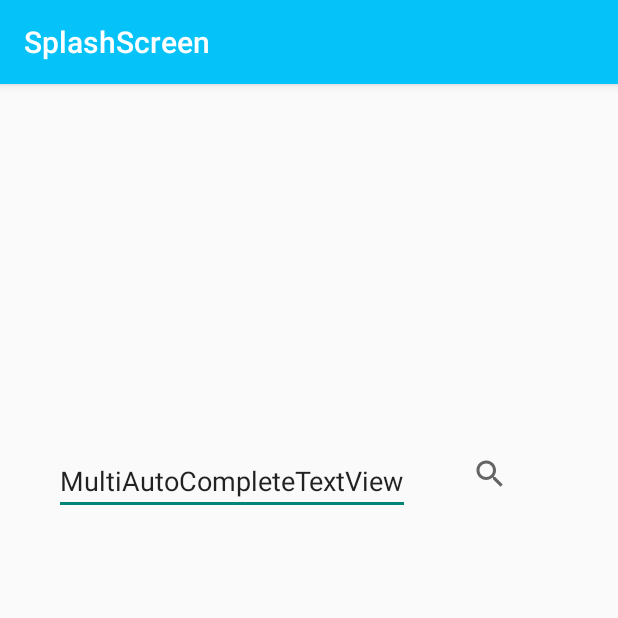
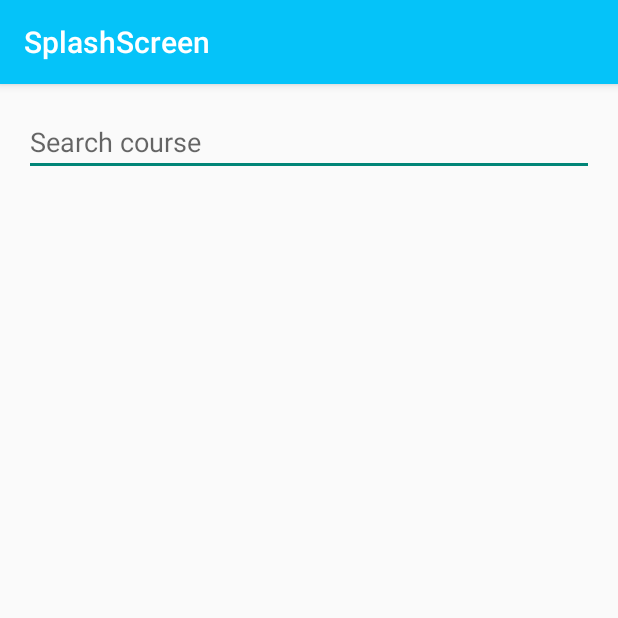
Before and after one commit to minervatea/unibookDesign, an Android app: the CreateTimeTable screen opened directly, with no data from a screen before it, on a phone screen of 412 x 824 dp, the top half of it. Run offline under Robolectric (Android 15) with nearby library versions, the phone set to English and light mode, and no system bars.

Commit message:
search dropdown added

```diff
--- a/app/src/main/AndroidManifest.xml
+++ b/app/src/main/AndroidManifest.xml
@@ -21,6 +21,9 @@
             android:name=".MainActivity"
             android:theme="@style/AppTheme.slidrActivityTheme" />
         <activity android:name=".CreateTimeTable"
+
+            />
+        <activity android:name=".CourseReview"
             />
     </application>
 
--- a/app/src/main/java/com/example/splashscreen/CreateTimeTable.java
+++ b/app/src/main/java/com/example/splashscreen/CreateTimeTable.java
@@ -1,6 +1,8 @@
 package com.example.splashscreen;
 
 import android.os.Bundle;
+import android.widget.ArrayAdapter;
+import android.widget.AutoCompleteTextView;
 
 import androidx.appcompat.app.AppCompatActivity;
 
@@ -11,6 +13,14 @@ public class CreateTimeTable extends AppCompatActivity {
         super.onCreate(savedInstanceState);
         setContentView(R.layout.search_courses);
 
+        String[] courses = getResources().getStringArray(R.array.courses);
+
+        AutoCompleteTextView editText = findViewById(R.id.actv);
+        ArrayAdapter<String> adapter = new ArrayAdapter<String>(this,
+                android.R.layout.simple_list_item_1, courses);
+
+        editText.setAdapter(adapter);
+
     }
 
 }
--- a/app/src/main/java/com/example/splashscreen/ViewPagerAdapter.java
+++ b/app/src/main/java/com/example/splashscreen/ViewPagerAdapter.java
@@ -22,7 +22,6 @@ public class ViewPagerAdapter extends FragmentPagerAdapter {
         switch (position) {
             case 0:
                 return new TimetableFragment(); //new TimetableFragment();
-
             case 1:
                 return new CourseReview();  // This is going to be replaced with second fragment
             case 2:
--- a/app/src/main/res/layout/activity_main.xml
+++ b/app/src/main/res/layout/activity_main.xml
@@ -13,6 +13,7 @@
         android:background="@color/colorPrimary"
         />
 
+
     <androidx.viewpager.widget.ViewPager
         android:id="@+id/ViewPager"
         android:background="@color/white"
--- a/app/src/main/res/layout/search_courses.xml
+++ b/app/src/main/res/layout/search_courses.xml
@@ -1,27 +1,26 @@
 <?xml version="1.0" encoding="utf-8"?>
-<RelativeLayout xmlns:android="http://schemas.android.com/apk/res/android"
+<LinearLayout xmlns:android="http://schemas.android.com/apk/res/android"
     android:layout_width="match_parent"
-    android:layout_height="match_parent">
+    android:layout_height="match_parent"
+    xmlns:tools="http://schemas.android.com/tools"
+    android:orientation="vertical"
+    android:padding="16dp">
 
-    <SearchView
-        android:layout_width="wrap_content"
+
+    <AutoCompleteTextView
+        android:id="@+id/actv"
+        android:layout_width="match_parent"
         android:layout_height="wrap_content"
-        android:layout_alignParentTop="true"
-        android:layout_alignParentEnd="true"
-        android:layout_alignParentRight="true"
-        android:layout_marginTop="236dp"
-        android:layout_marginEnd="61dp"
-        android:layout_marginRight="61dp" />
+        android:completionHint="Search course"
+        android:completionThreshold="1"
+        android:dropDownAnchor="@id/text_view_countries"
+        android:hint="Search course"
+ />
+    <TextView
+        android:id="@+id/text_view_countries"
+        android:layout_width="match_parent"
+        android:layout_height="wrap_content"
+        android:paddingBottom="16dp"
+        android:textSize="20sp" />
 
-    <MultiAutoCompleteTextView
-        android:id="@+id/multiAutoCompleteTextView"
-        android:layout_width="wrap_content"
-        android:layout_height="wrap_content"
-        android:layout_alignParentStart="true"
-        android:layout_alignParentLeft="true"
-        android:layout_alignParentTop="true"
-        android:layout_marginStart="36dp"
-        android:layout_marginLeft="36dp"
-        android:layout_marginTop="242dp"
-        android:text="MultiAutoCompleteTextView" />
-</RelativeLayout>
+</LinearLayout>
```
Also changed, not shown: app/src/main/java/com/example/splashscreen/MainActivity.java (+3 -5 lines), app/src/main/res/layout/fragment_demo.xml (deleted, +0 -19 lines), app/src/main/res/layout/fragment_timetable.xml (+0 -11 lines), app/src/main/res/values/strings.xml (+7 -2 lines).
